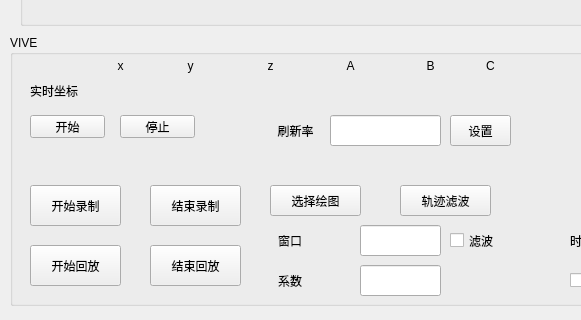
Before: the Qt Designer form src/ui/main_window.ui in h47vagary/vive_robot_calibration, drawn with Qt 5; both pictures show x 0 to 581 and y 455 to 775 of the 1182 by 775 pixel window.
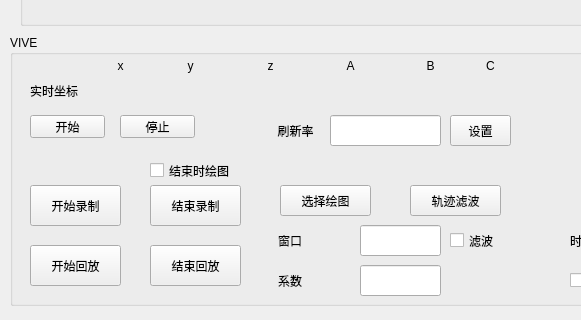
After: the same form once the commit is applied.

Commit message: add choose of planing in record end

The edit to the form file:
```diff
--- a/src/ui/main_window.ui
+++ b/src/ui/main_window.ui
@@ -2171,7 +2171,7 @@
     <widget class="QPushButton" name="pushButton_parse_chart">
      <property name="geometry">
       <rect>
-       <x>260</x>
+       <x>270</x>
        <y>150</y>
        <width>91</width>
        <height>31</height>
@@ -2243,7 +2243,7 @@
     <widget class="QPushButton" name="pushButton_traj_filtering">
      <property name="geometry">
       <rect>
-       <x>390</x>
+       <x>400</x>
        <y>150</y>
        <width>91</width>
        <height>31</height>
@@ -2289,6 +2289,19 @@
       <string>时间步距 ms</string>
      </property>
     </widget>
+    <widget class="QCheckBox" name="checkBox_end_with_chart">
+     <property name="geometry">
+      <rect>
+       <x>140</x>
+       <y>120</y>
+       <width>121</width>
+       <height>31</height>
+      </rect>
+     </property>
+     <property name="text">
+      <string>结束时绘图</string>
+     </property>
+    </widget>
    </widget>
    <widget class="QGroupBox" name="groupBox_flang2tcp_calib">
     <property name="geometry">
```
The commit also changes 1 other file.
